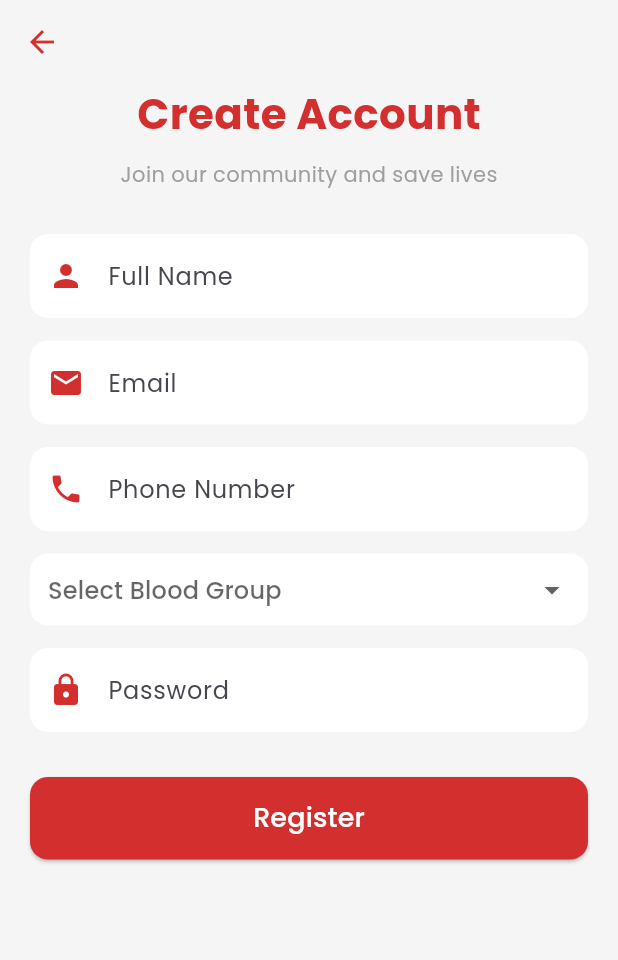
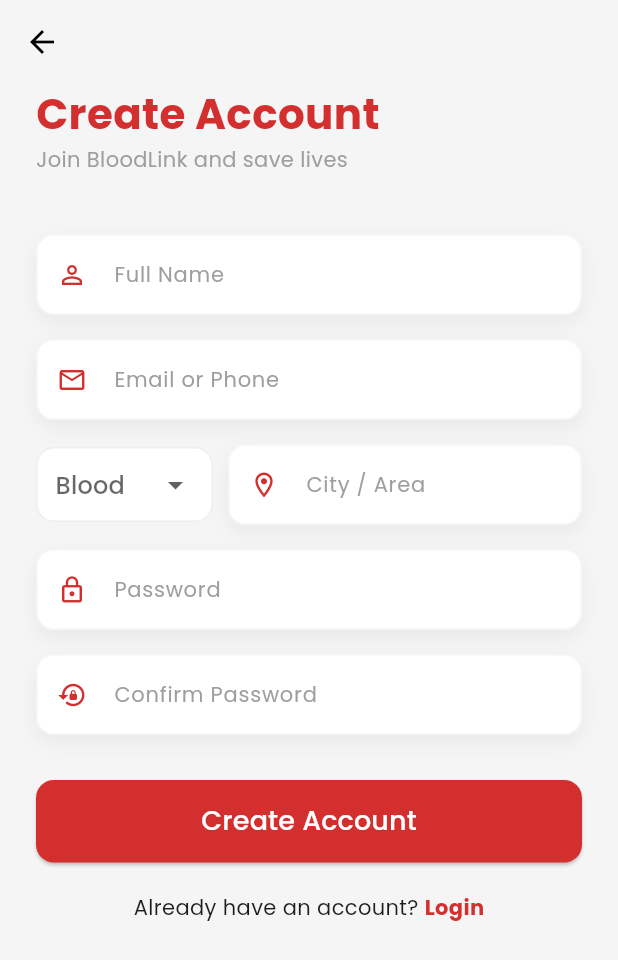
Before and after one commit to koraish3438/Blood-Link-App, a Flutter app: the RegisterScreen screen opened directly, on a phone screen of 412 x 824 dp. Shown: the top 960 px of the screen. Run offline on Flutter 3.47's test engine with Material 3 defaults, Android fonts, the phone set to English and light mode, and no system bars; our stand-ins replace google_fonts.

Commit message:
login and register ready

```diff
--- a/lib/screens/auth/register_screen.dart
+++ b/lib/screens/auth/register_screen.dart
@@ -10,74 +10,65 @@
 }
 
 class _RegisterScreenState extends State<RegisterScreen> {
-  // ব্লাড গ্রুপের লিস্ট
   final List<String> bloodGroups = ['A+', 'A-', 'B+', 'B-', 'O+', 'O-', 'AB+', 'AB-'];
   String? selectedGroup;
 
   @override
   Widget build(BuildContext context) {
     return Scaffold(
-      appBar: AppBar(
-        backgroundColor: Colors.transparent,
-        elevation: 0,
-        leading: IconButton(
-          icon: const Icon(Icons.arrow_back, color: AppColors.primaryRed),
-          onPressed: () => Navigator.pop(context),
-        ),
-      ),
+      backgroundColor: AppColors.background,
+      appBar: AppBar(backgroundColor: Colors.transparent, elevation: 0, iconTheme: const IconThemeData(color: Colors.black)),
       body: SingleChildScrollView(
         child: Padding(
-          padding: const EdgeInsets.symmetric(horizontal: 20.0),
+          padding: const EdgeInsets.symmetric(horizontal: 24.0),
           child: Column(
+            crossAxisAlignment: CrossAxisAlignment.start,
             children: [
-              const Text(
-                "Create Account",
-                style: TextStyle(fontSize: 28, fontWeight: FontWeight.bold, color: AppColors.primaryRed),
-              ),
-              const SizedBox(height: 10),
-              const Text("Join our community and save lives", style: TextStyle(color: Colors.grey)),
-              const SizedBox(height: 30),
+              const Text("Create Account", style: TextStyle(fontSize: 28, fontWeight: FontWeight.bold, color: AppColors.primaryRed)),
+              const Text("Join BloodLink and save lives", style: TextStyle(color: Colors.grey)),
 
-              // Input Fields
-              const CustomTextField(hintText: "Full Name", icon: Icons.person),
-              const SizedBox(height: 15),
-              const CustomTextField(hintText: "Email", icon: Icons.email),
-              const SizedBox(height: 15),
-              const CustomTextField(hintText: "Phone Number", icon: Icons.phone),
-              const SizedBox(height: 15),
+              const SizedBox(height: 40),
+              const CustomTextField(hintText: "Full Name", icon: Icons.person_outline),
+              const SizedBox(height: 16),
+              const CustomTextField(hintText: "Email or Phone", icon: Icons.email_outlined),
+              const SizedBox(height: 16),
 
-              // Blood Group Dropdown
-              Container(
+              // Blood Group & Location (Row or Column)
+              Row(
+                children: [
+                  Expanded(
+                    child: Container(
                       padding: const EdgeInsets.symmetric(horizontal: 12),
                       decoration: BoxDecoration(
                         color: Colors.white,
                         borderRadius: BorderRadius.circular(12),
+                        border: Border.all(color: Colors.grey.shade200),
                       ),
                       child: DropdownButtonHideUnderline(
                         child: DropdownButton<String>(
-                    hint: const Text("Select Blood Group"),
-                    isExpanded: true,
+                          hint: const Text("Blood"),
                           value: selectedGroup,
-                    items: bloodGroups.map((String group) {
-                      return DropdownMenuItem<String>(
-                        value: group,
-                        child: Text(group),
-                      );
-                    }).toList(),
-                    onChanged: (value) {
-                      setState(() {
-                        selectedGroup = value;
-                      });
-                    },
+                          items: bloodGroups.map((g) => DropdownMenuItem(value: g, child: Text(g))).toList(),
+                          onChanged: (v) => setState(() => selectedGroup = v),
                         ),
                       ),
                     ),
+                  ),
+                  const SizedBox(width: 10),
+                  const Expanded(
+                    flex: 2,
+                    child: CustomTextField(hintText: "City / Area", icon: Icons.location_on_outlined),
+                  ),
+                ],
+              ),
 
-              const SizedBox(height: 15),
-              const CustomTextField(hintText: "Password", icon: Icons.lock, isPassword: true),
+              const SizedBox(height: 16),
+              const CustomTextField(hintText: "Password", icon: Icons.lock_outline, isPassword: true),
+              const SizedBox(height: 16),
+              const CustomTextField(hintText: "Confirm Password", icon: Icons.lock_reset, isPassword: true),
+
               const SizedBox(height: 30),
 
-              // Register Button
               SizedBox(
                 width: double.infinity,
                 height: 55,
@@ -86,13 +77,24 @@
                     backgroundColor: AppColors.primaryRed,
                     shape: RoundedRectangleBorder(borderRadius: BorderRadius.circular(12)),
                   ),
-                  onPressed: () {
-                    // পরে এখানে রেজিস্ট্রেশন লজিক লিখবো
-                  },
-                  child: const Text("Register", style: TextStyle(color: Colors.white, fontSize: 18)),
+                  onPressed: () {},
+                  child: const Text("Create Account", style: TextStyle(color: Colors.white, fontSize: 18)),
                 ),
               ),
+
               const SizedBox(height: 20),
+              Center(
+                child: Row(
+                  mainAxisSize: MainAxisSize.min,
+                  children: [
+                    const Text("Already have an account? "),
+                    GestureDetector(
+                      onTap: () => Navigator.pop(context),
+                      child: const Text("Login", style: TextStyle(color: AppColors.primaryRed, fontWeight: FontWeight.bold)),
+                    ),
+                  ],
+                ),
+              ),
             ],
           ),
         ),
--- a/lib/widgets/custom_textfield.dart
+++ b/lib/widgets/custom_textfield.dart
@@ -15,16 +15,33 @@
 
   @override
   Widget build(BuildContext context) {
-    return TextField(
-      obscureText: isPassword,
-      decoration: InputDecoration(
-        hintText: hintText,
-        prefixIcon: Icon(icon, color: AppColors.primaryRed),
-        filled: true,
-        fillColor: Colors.white,
-        border: OutlineInputBorder(
-          borderRadius: BorderRadius.circular(12),
-          borderSide: BorderSide.none,
+    return Container(
+      decoration: BoxDecoration(
+        color: Colors.white,
+        borderRadius: BorderRadius.circular(12),
+        boxShadow: [
+          BoxShadow(
+            color: Colors.black.withOpacity(0.05),
+            blurRadius: 10,
+            offset: const Offset(0, 5),
+          ),
+        ],
+      ),
+      child: TextField(
+        obscureText: isPassword,
+        decoration: InputDecoration(
+          hintText: hintText,
+          hintStyle: const TextStyle(color: Colors.grey, fontSize: 14),
+          prefixIcon: Icon(icon, color: AppColors.primaryRed, size: 20),
+          border: OutlineInputBorder(
+            borderRadius: BorderRadius.circular(12),
+            borderSide: BorderSide(color: Colors.grey.shade200),
+          ),
+          enabledBorder: OutlineInputBorder(
+            borderRadius: BorderRadius.circular(12),
+            borderSide: BorderSide(color: Colors.grey.shade100),
+          ),
+          contentPadding: const EdgeInsets.symmetric(vertical: 15),
         ),
       ),
     );
```
Also changed, not shown: lib/screens/auth/login_screen.dart (+48 -16 lines). Lines whose indentation alone changed are shown as unchanged.
